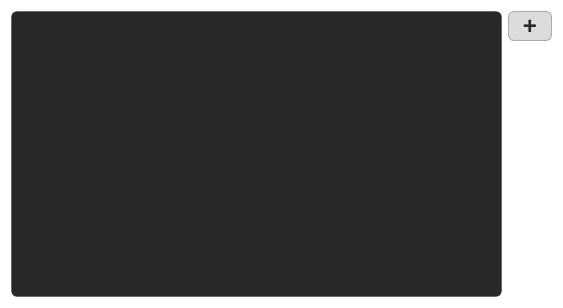
Before: the Qt Designer form widget.ui in ergo471/badLauncher, drawn with Qt 5.
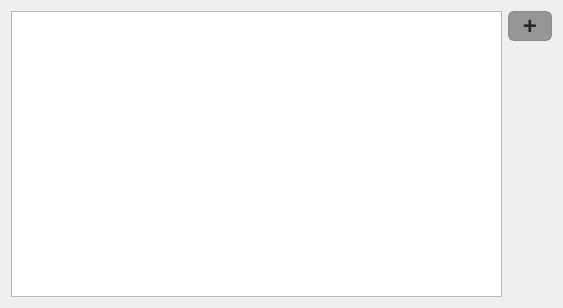
After: the same form once the commit is applied.

```diff
--- a/widget.ui
+++ b/widget.ui
@@ -14,7 +14,7 @@
    <string>Widget</string>
   </property>
   <property name="styleSheet">
-   <string notr="true">background-color: rgb(255, 255, 255);
+   <string notr="true">/*background-color: rgb(255, 255, 255);*/
 </string>
   </property>
   <layout class="QGridLayout" name="gridLayout">
@@ -40,11 +40,9 @@
        </property>
        <property name="styleSheet">
         <string notr="true">QPushButton#addBtn {
-/*background-color: rgb(255, 254, 237);*/
+
 color: rgb(40, 40, 40);
-/*border:  1px solid #000;*/
-/*border-radius:  8px;*/
-background-color: rgb(220,220,220);
+background-color: rgb(150,150,150);
 border-radius: 6px;
 border-style: inset;
 border-width: 1px;
@@ -53,7 +51,8 @@
 
 QPushButton#addBtn:pressed{
 	background-color: rgb(180,180,180);
-}</string>
+}
+</string>
        </property>
        <property name="text">
         <string>+</string>
@@ -78,13 +77,13 @@
    <item row="0" column="0">
     <widget class="QListWidget" name="listWidget">
      <property name="styleSheet">
-      <string notr="true">
+      <string notr="true">/*
 border-radius: 6px;
 border-style: inset;
 border-width: 1px;
 border-color: rgba(0,0,0,70);
 background-color: rgb(40, 40, 40);
-</string>
+*/</string>
      </property>
     </widget>
    </item>
```
